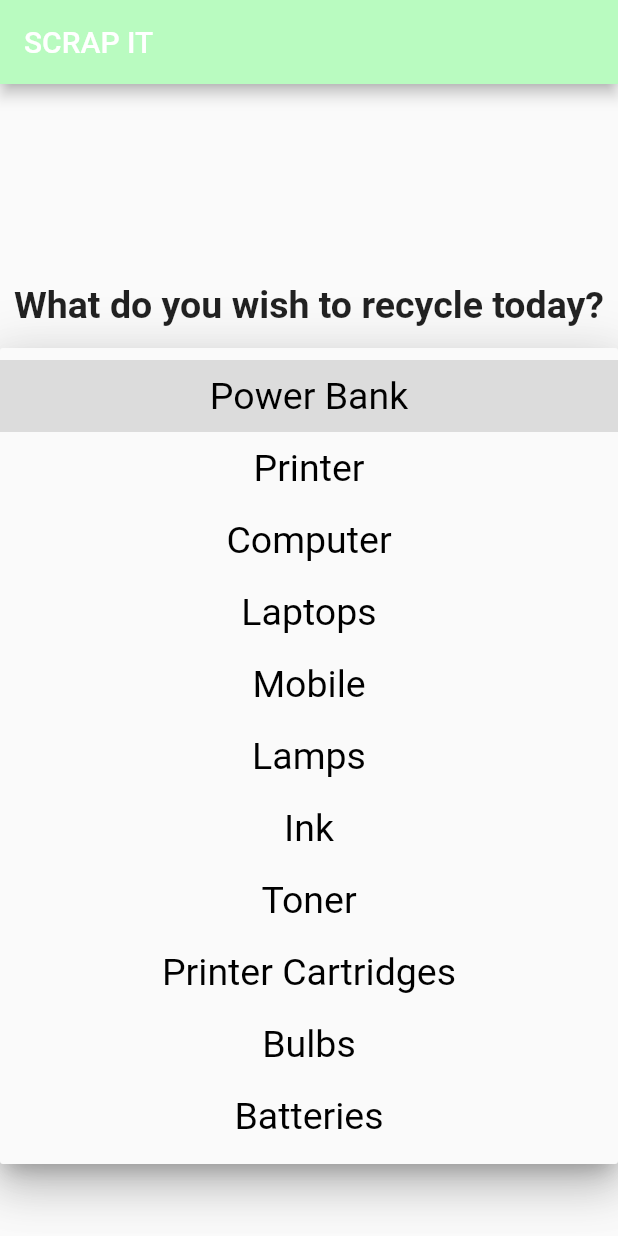
After one commit to ashwin2201/CZ2006-ScrapIT, a Flutter app: the HomeScreen screen opened directly, after a tap on "Power Bank", on a phone screen of 412 x 824 dp. The commit adds this screen. Run offline on Flutter 3.47's test engine with Material 2 defaults, Android fonts, the phone set to English and light mode, and no system bars; our stand-ins replace image_picker, url_launcher_web.

```diff
--- /dev/null
+++ b/lib/homeScreen/ui/recycle.dart
@@ -0,0 +1,274 @@
+import 'package:flutter/material.dart';
+import "dart:math";
+//import 'globals.dart' as globals;
+
+T getRandomElement<T>(List<T> list) {
+  final random = new Random();
+  int i = random.nextInt(list.length);
+  return list[i];
+}
+
+String x = '';
+
+String ewastetype(x) {
+  if (x == 'Mobile' ||
+      x == 'Power Bank' ||
+      x == 'Printer' ||
+      x == 'Computer' ||
+      x == 'Laptops')
+    return 'ICT';
+  else if (x == 'Ink' || x == 'Toner' || x == 'Printer Cartridges')
+    return 'Ink and toner cartridges';
+  else if (x == 'Lamps' || x == 'Bulbs' || x == 'Batteries')
+    return ' Batteries and Lamps';
+  else
+    return 'unknown';
+}
+
+
+class RecyclePage extends StatelessWidget {
+  //String textString = 'Hello world';
+  //const MyApp({Key? key}) : super(key: key);
+
+  @override
+  Widget build(BuildContext context) {
+    List<String> strArr = [
+      'One ton of recycled cardboard saves 46 gallons of oil',
+      '2.5 million plastic bottles are thrown away every hour in America',
+      'Glass is 100% recyclable and can be recycled endlessly without loss in quality or purity',
+      'Recycling a stack of newspaper just 3 feet high saves one tree',
+      'Recycling a single aluminum can saves enough energy to power a TV for 3 hours',
+      'A glass container can go from a recycling bin to a store shelf in as few as 30 days!',
+      ' It is estimated that the annual amount of E-waste will exceed 74 million tonnes in 2030!',
+      'Recycling e-waste can save enough energy to power thousands of homes per year!'
+    ];
+    String element = getRandomElement(strArr);
+
+    return MaterialApp(home: new HomeScreen());
+  }
+}
+
+class HomeScreen extends StatelessWidget {
+  @override
+  Widget build(BuildContext context) {
+    List<String> strArr = [
+      'One ton of recycled cardboard saves 46 gallons of oil',
+      '2.5 million plastic bottles are thrown away every hour in America',
+      'Glass is 100% recyclable and can be recycled endlessly without loss in quality or purity',
+      'Recycling a stack of newspaper just 3 feet high saves one tree',
+      'Recycling a single aluminum can saves enough energy to power a TV for 3 hours',
+      'A glass container can go from a recycling bin to a store shelf in as few as 30 days!',
+      ' It is estimated that the annual amount of E-waste will exceed 74 million tonnes in 2030!',
+      'Recycling e-waste can save enough energy to power thousands of homes per year!'
+    ];
+    String element = getRandomElement(strArr);
+
+    return new Scaffold(
+      appBar: AppBar(
+        title: Text('SCRAP IT'),
+        backgroundColor: Color(0xffb9fbC0),
+      ),
+      body: SafeArea(
+          child: Column(
+        crossAxisAlignment: CrossAxisAlignment.stretch,
+        mainAxisAlignment: MainAxisAlignment.spaceEvenly,
+        children: <Widget>[
+          Container(
+            //a container can only have single child
+            height: 100.0,
+            width: 500.0,
+            // margin: EdgeInsets.symmetric(vertical: 0.0),
+            //color: Colors.yellow,
+            child: Center(
+              //child:
+              //alignment: Alignment.topCenter,
+              child: Text(
+                "What do you wish to recycle today? ",
+                style: TextStyle(fontWeight: FontWeight.bold, fontSize: 25),
+                textAlign: TextAlign.center,
+              ),
+            ),
+          ),
+          Container(
+            width: 500,
+            height: 30, //350
+            // color: Colors.purple,
+            child: MyStatefulWidget(),
+          ),
+          Container(
+            //a container can only have single child
+            height: 100.0, //100
+            width: 500.0,
+            // margin: EdgeInsets.symmetric(vertical: 0.0),
+            //color: Colors.white,
+            child: Center(
+              child: Text.rich(
+                TextSpan(
+                  children: <TextSpan>[
+                    TextSpan(
+                        text: 'Fun Fact: \n',
+                        style: TextStyle(
+                          fontWeight: FontWeight.bold,
+                          fontSize: 20,
+                          color: Colors.green,
+                        )),
+                    TextSpan(text: '$element', style: TextStyle(fontSize: 20)),
+                  ],
+                ),
+              ),
+            ),
+          ),
+          Container(
+            height: 50,
+            width: 12,
+            child: ElevatedButton(
+                style: ElevatedButton.styleFrom(
+                  elevation: 16,
+                  shape: RoundedRectangleBorder(
+                      borderRadius: BorderRadius.circular(1000)),
+                  // padding: EdgeInsets.all(5),
+                  primary: Color(0xffb9fbC0),
+
+                  onPrimary: Colors.black, // foreground
+                ),
+                child: Text('Next'),
+                onPressed: () {
+                  Navigator.push(
+                    context,
+                    MaterialPageRoute(builder: (context) => SecondRoute()),
+                  );
+                }),
+          )
+        ],
+      )),
+    );
+  }
+}
+
+class MyStatefulWidget extends StatefulWidget {
+  //const MyStatefulWidget({Key? key}) : super(key: key);
+
+  @override
+  State<MyStatefulWidget> createState() => _MyStatefulWidgetState();
+}
+
+class _MyStatefulWidgetState extends State<MyStatefulWidget> {
+  String dropdownValue = 'Power Bank';
+
+  @override
+  Widget build(BuildContext context) {
+    return DropdownButton<String>(
+      value: dropdownValue,
+      icon: const Icon(Icons.arrow_downward),
+      elevation: 16,
+      alignment: AlignmentDirectional.center,
+      style: const TextStyle(color: Colors.black, fontSize: 25),
+      underline: Container(
+        height: 2,
+        //color: Colors.deepPurpleAccent,
+      ),
+      onChanged: (String newValue) {
+        setState(() {
+          dropdownValue = newValue;
+          // print("hello " + dropdownValue);
+          if (dropdownValue == 'Mobile') print('hello you selected mobile ');
+          x = dropdownValue;
+          print(x);
+          //print(s);
+        });
+      },
+      items: <String>[
+        'Power Bank',
+        'Printer',
+        'Computer',
+        'Laptops',
+        'Mobile',
+        'Lamps',
+        'Ink',
+        'Toner',
+        'Printer Cartridges',
+        'Bulbs',
+        'Batteries'
+      ].map<DropdownMenuItem<String>>((String value) {
+        return DropdownMenuItem<String>(
+            child: SizedBox(
+              width: 350.0, // for example
+              child: Text(value, textAlign: TextAlign.center),
+            ),
+            value: value,
+            alignment: AlignmentDirectional.center);
+      }).toList(),
+    );
+  }
+}
+
+class SecondRoute extends RecyclePage {
+  //SecondRoute({Key? key}) : super(key: key);
+
+  // get s => mystate;
+  String y = ewastetype(x);
+
+  @override
+  Widget build(BuildContext context) {
+    return Scaffold(
+        appBar: AppBar(
+          title: Text('SCRAP IT'),
+          backgroundColor: Color(0xffb9fbC0),
+        ),
+        body: SafeArea(
+            child: Column(children: <Widget>[
+          Container(
+            child: Center(
+              //child:
+              //alignment: Alignment.topCenter,
+
+              child: Text(
+                "So, you have decided to recycle $y type of E-waste today!",
+                style: TextStyle(fontWeight: FontWeight.bold, fontSize: 25),
+                textAlign: TextAlign.center,
+              ),
+            ),
+          ),
+          Container(
+            child: Image.network(
+                ("https://i.pinimg.com/originals/6b/63/0a/6b630a90cd0ccbbccda9e66db19fbfff.gif")),
+          ),
+          Container(
+            height: 50,
+            width: 300,
+            child: ElevatedButton(
+                style: ElevatedButton.styleFrom(
+                  elevation: 16,
+                  shape: RoundedRectangleBorder(
+                      borderRadius: BorderRadius.circular(1000)),
+                  // padding: EdgeInsets.all(5),
+                  primary: Color(0xffb9fbC0),
+
+                  onPrimary: Colors.black, // foreground
+                ),
+                child: Text('View nearby recycling stations'),
+                onPressed: () {}),
+          ),
+          Container(
+            height: 30,
+            width: 300,
+          ),
+          Container(
+            height: 50,
+            width: 300,
+            child: ElevatedButton(
+                style: ElevatedButton.styleFrom(
+                  elevation: 16,
+                  shape: RoundedRectangleBorder(
+                      borderRadius: BorderRadius.circular(1000)),
+                  // padding: EdgeInsets.all(5),
+                  primary: Color(0xffb9fbC0),
+
+                  onPrimary: Colors.black, // foreground
+                ),
+                child: Text('Already Recycled? Verify here'),
+                onPressed: () {}),
+          )
+        ])));
+  }
+}
--- a/lib/main.dart
+++ b/lib/main.dart
@@ -2,6 +2,7 @@ import 'package:flutter/material.dart';
 import 'package:scrap_it/homeScreen/ui/Verification.dart';
 import 'package:scrap_it/homeScreen/ui/congrats.dart';
 import 'package:scrap_it/homeScreen/ui/loader.dart';
+import 'package:scrap_it/homeScreen/ui/recycle.dart';
 import 'package:scrap_it/test_screen.dart';
 import 'homeScreen/ui/points.dart';
 import 'Setting/setting.dart';
@@ -22,6 +23,7 @@ class MyApp extends StatelessWidget {
         '/points': (context) => PointPage(),
         '/congrats': (context) => CongratsPage(),
         '/verification': (context) => VerificationPage(),
+        '/recycle':(context) => RecyclePage()
       }
     );
   }
--- a/lib/test_screen.dart
+++ b/lib/test_screen.dart
@@ -63,6 +63,14 @@ Widget TestList(BuildContext context) {
           Navigator.pushNamed(context, "/verification");
         },
       ),
+      ListTile(
+        leading: Icon(Icons.recycling),
+        title: Text("Recycling"),
+        trailing: Icon(Icons.navigate_next),
+        onTap: () {
+          Navigator.pushNamed(context, "/recycle");
+        },
+      ),
 
     ],
   );
```
